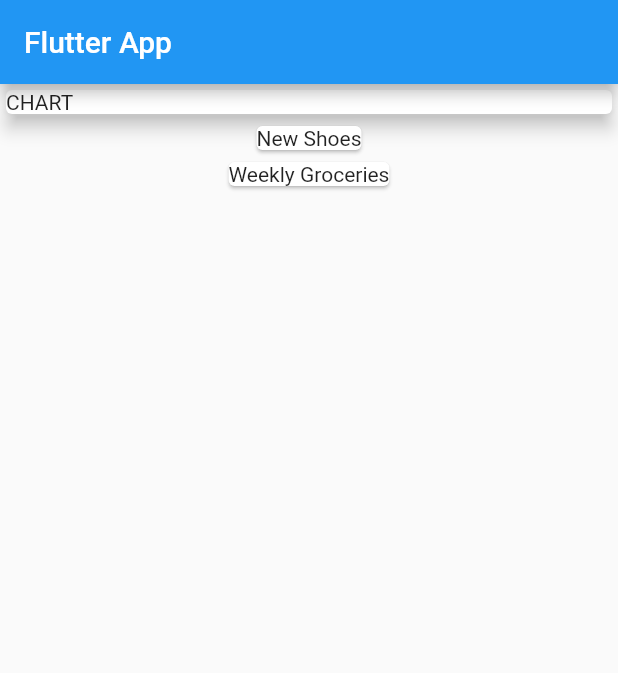
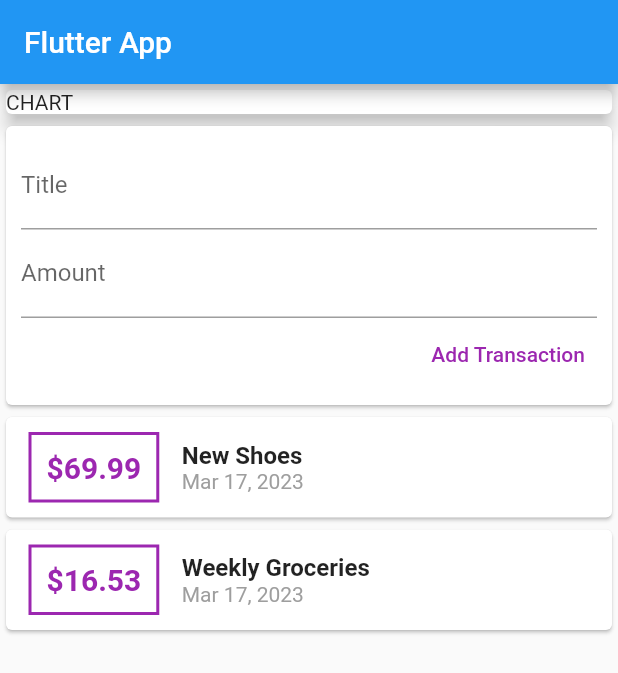
Before and after one commit to IrnesDuran/flutter-test, a Flutter app: the screen it shows after launch, on a phone screen of 412 x 824 dp. Shown: the top 673 px of the screen. Run offline on Flutter 3.47's test engine with Material 2 defaults, Android fonts, the phone set to English and light mode, and no system bars.

Commit message:
input handling

```diff
--- a/lib/main.dart
+++ b/lib/main.dart
@@ -1,6 +1,5 @@
 import 'package:flutter/material.dart';
-
-import './transaction.dart';
+import './widgets/user_transactions.dart';
 
 void main() => runApp(MyApp());
 
@@ -15,16 +14,6 @@ class MyApp extends StatelessWidget {
 }
 
 class MyHomePage extends StatelessWidget {
-  final List<Transaction> transactions = [
-    Transaction(
-        id: "t1", title: "New Shoes", amount: 69.99, date: DateTime.now()),
-    Transaction(
-        id: "t2",
-        title: "Weekly Groceries",
-        amount: 16.53,
-        date: DateTime.now()),
-  ];
-
   @override
   Widget build(BuildContext context) {
     return Scaffold(
@@ -40,13 +29,7 @@ class MyHomePage extends StatelessWidget {
             ),
             width: double.infinity,
           ),
-          Column(
-            children: transactions
-                .map((tx) => Card(
-                      child: Text(tx.title),
-                    ))
-                .toList(),
-          )
+          UserTransactions(),
         ],
         // mainAxisAlignment: MainAxisAlignment.center,
         crossAxisAlignment: CrossAxisAlignment.stretch,
--- /dev/null
+++ b/lib/widgets/new_transaction.dart
@@ -0,0 +1,42 @@
+import 'package:flutter/material.dart';
+
+class NewTransaction extends StatelessWidget {
+  final titleController = TextEditingController();
+  final amountController = TextEditingController();
+
+  final Function addTx;
+
+  NewTransaction(this.addTx);
+
+  @override
+  Widget build(BuildContext context) {
+    return Card(
+      child: Container(
+        child: Column(
+          crossAxisAlignment: CrossAxisAlignment.end,
+          children: [
+            TextField(
+              decoration: InputDecoration(labelText: 'Title'),
+              controller: titleController,
+            ),
+            TextField(
+              decoration: InputDecoration(labelText: 'Amount'),
+              controller: amountController,
+            ),
+            TextButton(
+              onPressed: () {
+                addTx(
+                    titleController.text, double.parse(amountController.text));
+              },
+              child: Text(
+                "Add Transaction",
+                style: TextStyle(color: Colors.purple),
+              ),
+            )
+          ],
+        ),
+        padding: EdgeInsets.all(10),
+      ),
+    );
+  }
+}
--- /dev/null
+++ b/lib/widgets/transaction_list.dart
@@ -0,0 +1,54 @@
+import 'package:flutter/material.dart';
+import '../models/transaction.dart';
+import 'package:intl/intl.dart';
+
+class TransactionList extends StatelessWidget {
+  final List<Transaction> transactions;
+
+  TransactionList(this.transactions);
+
+  @override
+  Widget build(BuildContext context) {
+    return Column(
+      children: transactions
+          .map((tx) => Card(
+                child: Row(
+                  children: [
+                    Container(
+                      child: Text(
+                        '\$${tx.amount}',
+                        style: TextStyle(
+                            fontWeight: FontWeight.bold,
+                            fontSize: 20,
+                            color: Colors.purple),
+                      ),
+                      margin:
+                          EdgeInsets.symmetric(vertical: 10, horizontal: 15),
+                      decoration: BoxDecoration(
+                          border: Border.all(
+                        color: Colors.purple,
+                        width: 2,
+                      )),
+                      padding: EdgeInsets.all(10),
+                    ),
+                    Column(
+                      children: [
+                        Text(
+                          tx.title,
+                          style: TextStyle(
+                              fontSize: 16, fontWeight: FontWeight.bold),
+                        ),
+                        Text(
+                          DateFormat.yMMMd().format(tx.date),
+                          style: TextStyle(color: Colors.grey),
+                        )
+                      ],
+                      crossAxisAlignment: CrossAxisAlignment.start,
+                    )
+                  ],
+                ),
+              ))
+          .toList(),
+    );
+  }
+}
--- /dev/null
+++ b/lib/widgets/user_transactions.dart
@@ -0,0 +1,44 @@
+import 'package:flutter/material.dart';
+import '../models/transaction.dart';
+import '../widgets/transaction_list.dart';
+import '../widgets/new_transaction.dart';
+
+class UserTransactions extends StatefulWidget {
+  @override
+  _UserTransactionsState createState() => _UserTransactionsState();
+}
+
+class _UserTransactionsState extends State<UserTransactions> {
+  final List<Transaction> _userTransactions = [
+    Transaction(
+        id: "t1", title: "New Shoes", amount: 69.99, date: DateTime.now()),
+    Transaction(
+        id: "t2",
+        title: "Weekly Groceries",
+        amount: 16.53,
+        date: DateTime.now()),
+  ];
+
+  void _addNewTransaction(String txTitle, double txAmount) {
+    final newTx = Transaction(
+      id: DateTime.now().toString(),
+      title: txTitle,
+      amount: txAmount,
+      date: DateTime.now(),
+    );
+
+    setState(() {
+      _userTransactions.add(newTx);
+    });
+  }
+
+  @override
+  Widget build(BuildContext context) {
+    return Column(
+      children: [
+        NewTransaction(_addNewTransaction),
+        TransactionList(_userTransactions),
+      ],
+    );
+  }
+}
--- a/pubspec.yaml
+++ b/pubspec.yaml
@@ -23,6 +23,7 @@ environment:
 dependencies:
   flutter:
     sdk: flutter
+  intl: ^0.15.8
 
 
   # The following adds the Cupertino Icons font to your application.
```
Also changed, not shown: lib/models/transaction.dart (renamed from lib/transaction.dart), pubspec.lock.
